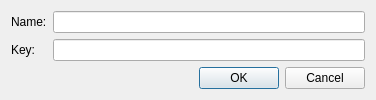
The window that SearchGUI/src/qregisterdialog.ui (tmpprj/tmpprj) describes before a commit, drawn with Qt 5.
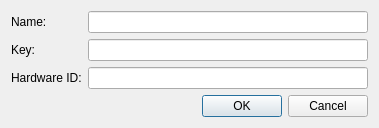
The same window after the commit.

Commit message: fixed asprotect project (Advanced import protection is very slow) fixed register process(name and key fields wase entangled) added hardware id field to registeration dialog

What changed in the file:
```diff
--- a/SearchGUI/src/qregisterdialog.ui
+++ b/SearchGUI/src/qregisterdialog.ui
@@ -6,8 +6,8 @@
    <rect>
     <x>0</x>
     <y>0</y>
-    <width>376</width>
-    <height>99</height>
+    <width>379</width>
+    <height>123</height>
    </rect>
   </property>
   <property name="windowTitle">
@@ -36,6 +36,20 @@
      <item row="1" column="1">
       <widget class="QLineEdit" name="keyEdit"/>
      </item>
+     <item row="2" column="1">
+      <widget class="QLineEdit" name="hwidEdit">
+       <property name="readOnly">
+        <bool>true</bool>
+       </property>
+      </widget>
+     </item>
+     <item row="2" column="0">
+      <widget class="QLabel" name="label_3">
+       <property name="text">
+        <string>Hardware ID:</string>
+       </property>
+      </widget>
+     </item>
     </layout>
    </item>
    <item>
```
The commit also changes 4 other files.
